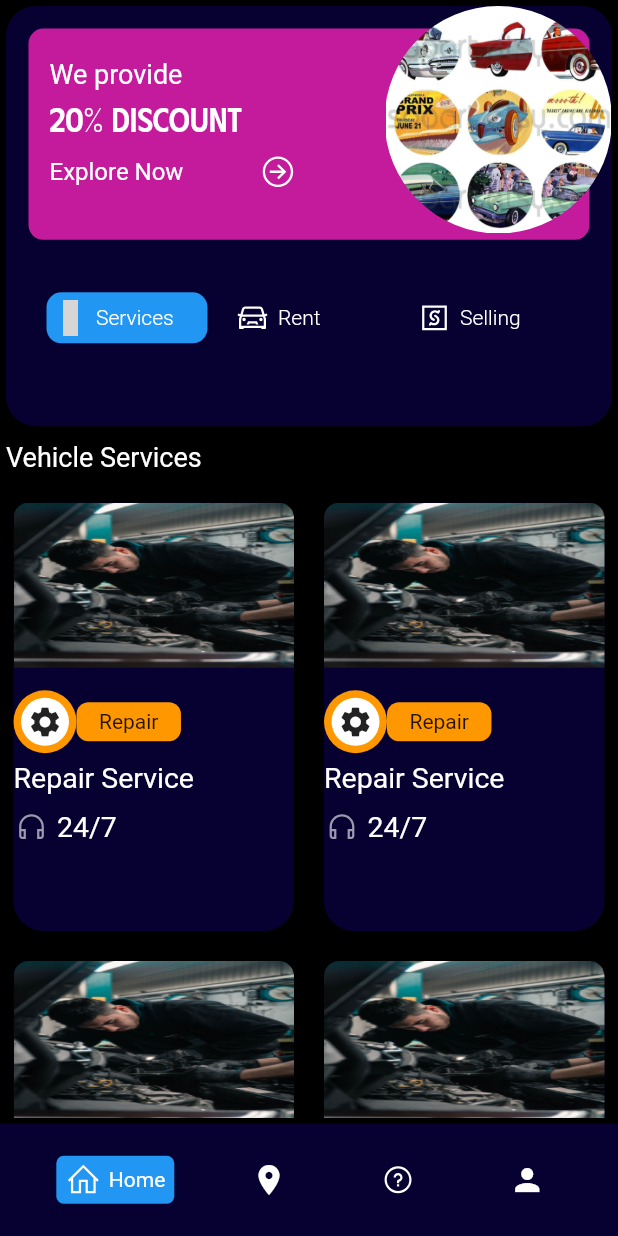
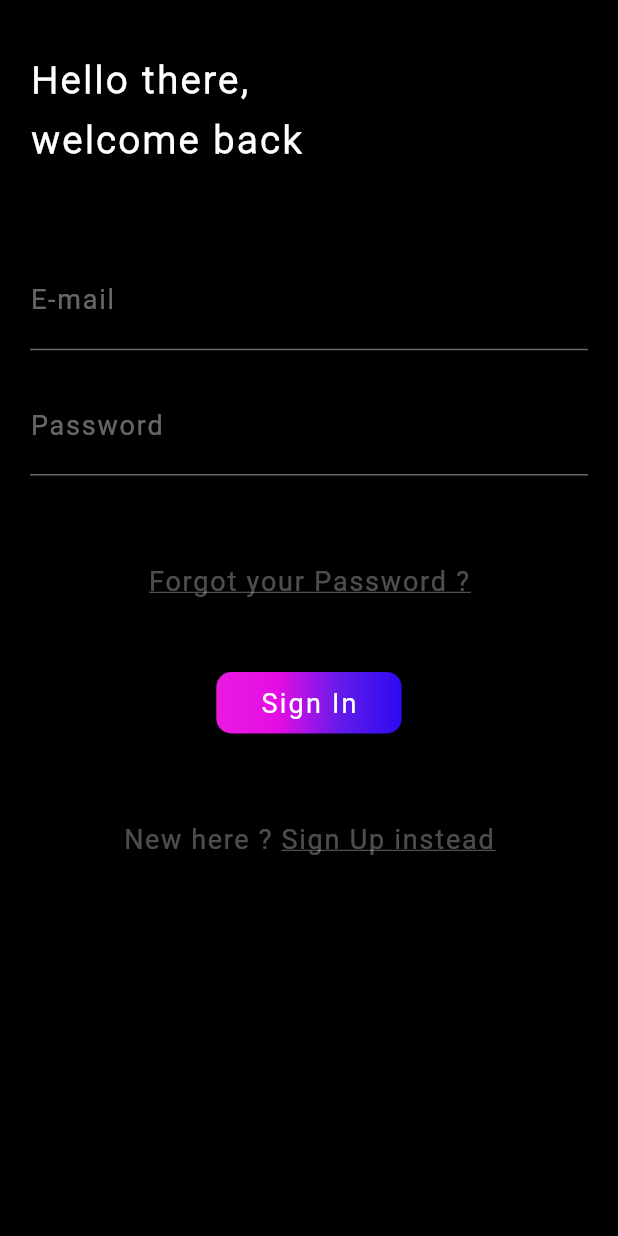
Before and after one commit to KerryMwai/automotiveapp, a Flutter app: the screen it shows after launch, on a phone screen of 412 x 824 dp. Run offline on Flutter 3.47's test engine with Material 2 defaults, Android fonts, the light colour scheme and no system bars; our stand-ins replace line_icons; Roboto replaces fonts that are missing (Phudu); grey boxes are pictures that could not be loaded.

Commit message:
Added signup and signin pages

```diff
--- a/lib/constants/colors.dart
+++ b/lib/constants/colors.dart
@@ -7,3 +7,7 @@ const white=Colors.white;
 const orange=Colors.orange;
 const blue=Colors.blue;
 const transparent=Colors.transparent;
+const btncolor1=Color.fromARGB(255, 233, 27, 223);
+const btncolor2=Color.fromARGB(255, 228, 13, 228);
+const btncolor3=Color.fromARGB(255, 99, 27, 233);
+const btncolor4=Color.fromARGB(255, 45, 10, 241);
--- a/lib/main.dart
+++ b/lib/main.dart
@@ -1,4 +1,5 @@
 import 'package:automotiveapp/pages/home_page.dart';
+import 'package:automotiveapp/pages/signin_page.dart';
 import 'package:flutter/material.dart';
 
 void main() {
@@ -13,7 +14,7 @@ class MyApp extends StatelessWidget {
   Widget build(BuildContext context) {
     return const MaterialApp(
       title: 'Automotive App',
-      home:HomePage(),
+      home:SignInPage(),
       debugShowCheckedModeBanner: false,
     );
   }
--- /dev/null
+++ b/lib/pages/signin_page.dart
@@ -0,0 +1,124 @@
+import 'dart:ui';
+
+import 'package:automotiveapp/constants/colors.dart';
+import 'package:automotiveapp/pages/home_page.dart';
+import 'package:automotiveapp/pages/signup_page.dart';
+import 'package:automotiveapp/widgets/custom_header_text.dart';
+import 'package:automotiveapp/widgets/sign_button.dart';
+import 'package:automotiveapp/widgets/text_field.dart';
+import 'package:flutter/material.dart';
+
+class SignInPage extends StatefulWidget {
+  const SignInPage({super.key});
+
+  @override
+  State<SignInPage> createState() => _SignInPageState();
+}
+
+class _SignInPageState extends State<SignInPage> {
+  TextEditingController emailController = TextEditingController();
+  TextEditingController passwordController = TextEditingController();
+  @override
+  Widget build(BuildContext context) {
+    Size size = MediaQuery.of(context).size;
+    return Scaffold(
+        backgroundColor: black,
+        body: SafeArea(
+            child: Container(
+          margin: const EdgeInsets.symmetric(vertical: 30.0, horizontal: 20.0),
+          child: Column(
+            crossAxisAlignment: CrossAxisAlignment.start,
+            children: [
+              const CustomHeaderText(title: "Hello there,\nwelcome back",),
+              const SizedBox(
+                height: 60,
+              ),
+              CustomTextField2(
+                size: size,
+                inputController: emailController,
+                obsecureText: false,
+                labeltext: "E-mail",
+              ),
+              const SizedBox(
+                height: 20,
+              ),
+              CustomTextField2(
+                size: size,
+                inputController: passwordController,
+                obsecureText: true,
+                labeltext: "Password",
+              ),
+              const SizedBox(
+                height: 60,
+              ),
+              Column(
+                children: [
+                  Row(
+                    mainAxisAlignment: MainAxisAlignment.center,
+                    children: [
+                      GestureDetector(
+                        onTap: () {
+                          print("Reset password");
+                        },
+                        child: Text(
+                          "Forgot your Password ?",
+                          style: TextStyle(
+                              color: white.withOpacity(0.3),
+                              fontSize: 18,
+                              letterSpacing: 1.2,
+                              decoration: TextDecoration.underline),
+                        ),
+                      )
+                    ],
+                  ),
+                  const SizedBox(
+                    height: 50,
+                  ),
+                  GestureDetector(
+                    onTap: () {
+                      Navigator.push(context, MaterialPageRoute(builder: (context)=>const HomePage()));
+                    },
+                    child: const SignButton(
+                      buttonText: "Sign In",
+                    ),
+                  ),
+                  const SizedBox(
+                    height: 60,
+                  ),
+                  Row(
+                    mainAxisAlignment: MainAxisAlignment.center,
+                    children: [
+                      Text(
+                        "New here ? ",
+                        style: TextStyle(
+                          color: white.withOpacity(0.3),
+                          fontSize: 18,
+                          letterSpacing: 1.1,
+                        ),
+                      ),
+                      GestureDetector(
+                        onTap: () {
+                          Navigator.push(
+                              context,
+                              MaterialPageRoute(
+                                  builder: (context) => const SignUpPage()));
+                        },
+                        child: Text(
+                          "Sign Up instead",
+                          style: TextStyle(
+                              color: white.withOpacity(0.3),
+                              fontSize: 18,
+                              letterSpacing: 1.2,
+                              decoration: TextDecoration.underline,
+                              fontWeight: FontWeight.w500),
+                        ),
+                      )
+                    ],
+                  ),
+                ],
+              )
+            ],
+          ),
+        )));
+  }
+}
--- /dev/null
+++ b/lib/widgets/custom_header_text.dart
@@ -0,0 +1,20 @@
+import 'package:automotiveapp/constants/colors.dart';
+import 'package:flutter/material.dart';
+
+class CustomHeaderText extends StatelessWidget {
+  const CustomHeaderText({super.key, required this.title});
+  final String title;
+  @override
+  Widget build(BuildContext context) {
+    return Text(
+      title,
+      style: const TextStyle(
+          color: white,
+          fontSize: 25,
+          fontFamily: "RobotoLight",
+          fontWeight: FontWeight.w600,
+          height: 1.6,
+          letterSpacing: 2.0),
+    );
+  }
+}
--- /dev/null
+++ b/lib/widgets/sign_button.dart
@@ -0,0 +1,30 @@
+import 'package:automotiveapp/constants/colors.dart';
+import 'package:flutter/material.dart';
+
+class SignButton extends StatelessWidget {
+  const SignButton({super.key, required this.buttonText});
+  final String buttonText;
+  @override
+  Widget build(BuildContext context) {
+    Size size = MediaQuery.of(context).size;
+    return Container(
+      padding: const EdgeInsets.symmetric(vertical: 10, horizontal: 10),
+      width: size.width * 0.3,
+      decoration: BoxDecoration(
+          gradient: const LinearGradient(
+            colors: [btncolor1, btncolor2, btncolor3, btncolor4],
+          ),
+          borderRadius: BorderRadius.circular(10)),
+      child:  Center(
+        child: Text(
+          buttonText,
+          style: const TextStyle(
+              color: white,
+              fontSize: 18,
+              letterSpacing: 1.5,
+              fontFamily: "Roboto"),
+        ),
+      ),
+    );
+  }
+}
--- /dev/null
+++ b/lib/widgets/text_field.dart
@@ -0,0 +1,51 @@
+
+import 'package:automotiveapp/constants/colors.dart';
+import 'package:flutter/material.dart';
+
+class CustomTextField2 extends StatelessWidget {
+  const CustomTextField2({
+    super.key,
+    required this.size,
+    required this.inputController,
+    required this.obsecureText,
+    required this.labeltext
+  });
+
+  final Size size;
+  final TextEditingController inputController;
+  final bool obsecureText;
+  final String labeltext;
+
+  @override
+  Widget build(BuildContext context) {
+    return Container(
+      // padding: const EdgeInsets.symmetric(horizontal: 15),
+      width: size.width,
+      decoration: BoxDecoration(
+          border: BorderDirectional(
+              bottom: BorderSide(
+                  width: 1, color: white.withOpacity(0.4)))),
+      child: TextField(
+        keyboardType: TextInputType.emailAddress,
+        controller: inputController,
+        cursorColor: white,
+        style: TextStyle(
+          color: white.withOpacity(0.4),
+          fontSize: 18,
+          letterSpacing: 1.2,
+
+        ),
+        obscureText: obsecureText,
+        decoration: InputDecoration(
+            border: InputBorder.none,
+            label: Text(
+              labeltext,
+              style: TextStyle(
+                  color: white.withOpacity(0.4),
+                  fontSize: 18,
+                  letterSpacing: 1.2),
+            )),
+      ),
+    );
+  }
+}
--- a/pubspec.yaml
+++ b/pubspec.yaml
@@ -15,6 +15,8 @@ dependencies:
 
   cupertino_icons: ^1.0.2
   line_icons: ^2.0.1
+  provider: ^6.0.5
+  go_router: ^7.0.0
 
 dev_dependencies:
   flutter_test:
```
Also changed, not shown: lib/pages/signup_page.dart (added, +155 -0 lines), pubspec.lock.
